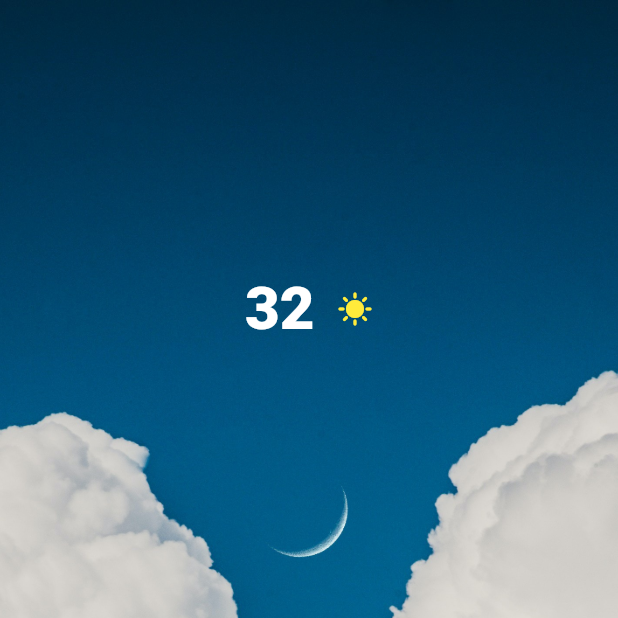
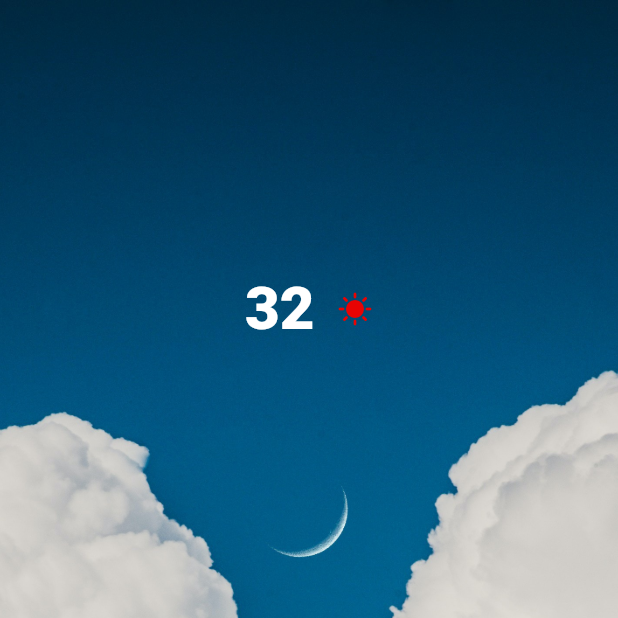
Before and after one commit to MianKawish/Weather-System, a Flutter app: the LoadingScreen screen opened directly, on a phone screen of 412 x 824 dp, the top half of it. Run offline on Flutter 3.47's test engine with Material 2 defaults, Android fonts, the phone set to English and light mode, and no system bars; our stand-ins replace flutter_spinkit, geolocator.

Commit message:
changes the color of icon

```diff
--- a/lib/main.dart
+++ b/lib/main.dart
@@ -88,7 +88,7 @@ class _LoadingScreenState extends State<LoadingScreen> {
                     ),
                     Icon(
                       Icons.sunny,
-                      color: Colors.yellow,
+                      color: Color.fromARGB(255, 233, 3, 3),
                     )
                   ],
                 ),
```
